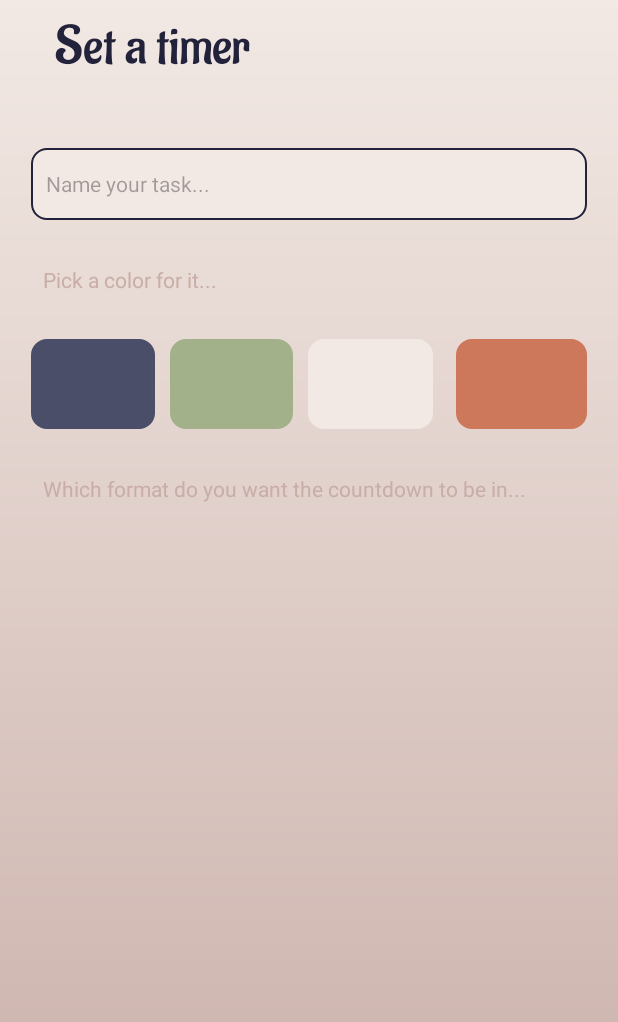
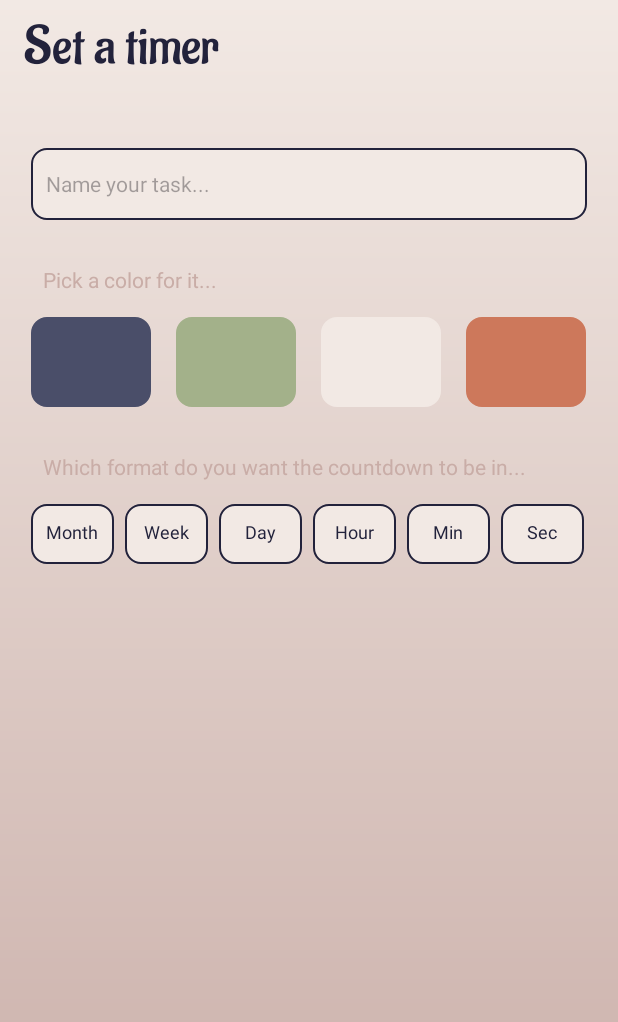
Before and after one commit to blarbee/deadline_countdown, an Android app: the TaskActivity screen opened directly, with no data from a screen before it, on a phone screen of 412 x 824 dp. Shown: the top 1022 px of the screen. Run offline under Robolectric (Android 15) with nearby library versions, the phone set to English and light mode, and no system bars; our stand-ins replace FlexboxLayout.

Commit message:
Add format options in TaskActivity.xml

```diff
--- a/app/build.gradle.kts
+++ b/app/build.gradle.kts
@@ -35,7 +35,7 @@ android {
 }
 
 dependencies {
-
+    implementation(libs.flexbox)
     implementation(libs.appcompat)
     implementation(libs.material)
     implementation(libs.activity)
--- a/app/src/main/res/layout/activity_task.xml
+++ b/app/src/main/res/layout/activity_task.xml
@@ -11,7 +11,7 @@
     <androidx.appcompat.widget.Toolbar
         android:id="@+id/header"
         style="@style/header"
-        android:layout_width="wrap_content"
+        android:layout_width="match_parent"
         android:layout_height="wrap_content"
         app:layout_constraintTop_toTopOf="parent"
         app:layout_constraintLeft_toRightOf="@id/left_guideline">
@@ -47,86 +47,65 @@
         app:layout_constraintTop_toBottomOf="@id/settings_color_option"
         app:layout_constraintLeft_toRightOf="@id/left_text_guideline" />
 
-        <androidx.constraintlayout.widget.ConstraintLayout
+
+
+    <com.google.android.flexbox.FlexboxLayout
         android:id="@+id/color_layout"
         android:layout_width="0dp"
-            android:layout_height="60dp"
-            android:layout_marginTop="30dp"
+        android:layout_height="60sp"
+        android:layout_marginTop="15dp"
+
+        app:flexWrap="wrap"
+        app:alignItems="stretch"
+        app:alignContent="space_around"
+        app:justifyContent="space_between"
 
         app:layout_constraintTop_toBottomOf="@id/pick_color"
-            app:layout_constraintLeft_toRightOf="@id/left_guideline"
-            app:layout_constraintRight_toLeftOf="@id/right_guideline">
+        app:layout_constraintLeft_toLeftOf="@id/left_guideline"
+        app:layout_constraintRight_toRightOf="@id/right_guideline">
         <ImageView
             android:id="@+id/task_color_1"
-                android:layout_width="0dp"
+            android:layout_width="80sp"
             android:layout_height="match_parent"
-                android:layout_marginRight="10dp"
             android:background="@drawable/task_background"
             android:backgroundTint="@color/og_grey"
             android:contentDescription="TODO"
-                app:layout_constraintLeft_toLeftOf="parent"
-                app:layout_constraintRight_toLeftOf="@id/left_guideline_2"
-                tools:ignore="MissingConstraints" />
+
+            />
         <ImageView
             android:id="@+id/task_color_2"
-                android:layout_width="0dp"
+            android:layout_width="80sp"
             android:layout_height="match_parent"
-                android:layout_marginRight="10dp"
             android:background="@drawable/task_background"
             android:backgroundTint="@color/og_green"
             android:contentDescription="TODO"
-                app:layout_constraintLeft_toRightOf="@id/left_guideline_2"
-                app:layout_constraintRight_toLeftOf="@id/central_guideline_"
+
             tools:ignore="MissingConstraints" />
         <ImageView
             android:id="@+id/task_color_3"
-                android:layout_width="00dp"
+            android:layout_width="80sp"
             android:layout_height="match_parent"
-                android:layout_marginRight="10dp"
             android:background="@drawable/task_background"
             android:backgroundTint="@color/og_white"
             android:contentDescription="TODO"
-                app:layout_constraintLeft_toRightOf="@id/central_guideline_"
-                app:layout_constraintRight_toLeftOf="@id/right_guideline_2"
+
+
             tools:ignore="MissingConstraints" />
         <ImageView
             android:id="@+id/task_color_4"
-                android:layout_width="00dp"
+            android:layout_width="80sp"
             android:layout_height="match_parent"
-                android:layout_marginStart="5dp"
             android:background="@drawable/task_background"
             android:backgroundTint="@color/og_orange"
             android:contentDescription="TODO"
             app:layout_constraintLeft_toRightOf="@id/task_color_3"
+            tools:ignore="MissingConstraints"
 
-                app:layout_constraintRight_toRightOf="parent"
-                app:layout_constraintLeft_toLeftOf="@id/right_guideline_2"
-                tools:ignore="MissingConstraints" />
+            />
 
-            <androidx.constraintlayout.widget.Guideline
-                android:id="@+id/left_guideline_2"
-                android:layout_width="wrap_content"
-                android:layout_height="wrap_content"
-                android:orientation="vertical"
-                app:layout_constraintGuide_percent="0.25"/>
-
-            <androidx.constraintlayout.widget.Guideline
-                android:id="@+id/central_guideline_"
-                android:layout_width="wrap_content"
-                android:layout_height="wrap_content"
-                android:orientation="vertical"
-                app:layout_constraintGuide_begin="185dp" />
-            <androidx.constraintlayout.widget.Guideline
-                android:id="@+id/right_guideline_2"
-                android:layout_width="wrap_content"
-                android:layout_height="wrap_content"
-                android:orientation="vertical"
-                app:layout_constraintGuide_percent="0.75"/>
+    </com.google.android.flexbox.FlexboxLayout>
 
 
-
-
-        </androidx.constraintlayout.widget.ConstraintLayout>
 
     <TextView
         android:id="@+id/which"
@@ -138,7 +117,82 @@
         app:layout_constraintTop_toBottomOf="@id/color_layout"
         app:layout_constraintLeft_toLeftOf="@id/left_text_guideline"/>
 
+    <com.google.android.flexbox.FlexboxLayout
+        android:id="@+id/pick_format"
+        android:layout_width="0dp"
+        android:layout_height="wrap_content"
+        android:layout_marginTop="15dp"
 
+        app:layout_constraintTop_toBottomOf="@+id/which"
+        app:layout_constraintLeft_toLeftOf="@id/left_guideline"
+        app:layout_constraintRight_toRightOf="@id/right_guideline"
+
+        app:flexWrap="wrap"
+        app:alignItems="stretch"
+        app:alignContent="space_around"
+        app:justifyContent="space_between"
+        >
+
+        <TextView
+            android:id="@+id/format_month"
+            style="@style/inputs"
+            android:textSize="12sp"
+            android:layout_width="55sp"
+            android:layout_height="40sp"
+            android:text="Month"
+            android:textAlignment="center"
+            />
+        <TextView
+            android:id="@+id/format_week"
+            style="@style/inputs"
+            android:textSize="12sp"
+            android:layout_width="55sp"
+            android:layout_height="40sp"
+            android:text="Week"
+            android:textAlignment="center"
+            />
+        <TextView
+            android:id="@+id/format_day"
+            style="@style/inputs"
+            android:textSize="12sp"
+            android:layout_width="55sp"
+            android:layout_height="40sp"
+            android:text="Day"
+            android:textAlignment="center"
+
+            />
+        <TextView
+            android:id="@+id/format_hour"
+            style="@style/inputs"
+            android:textSize="12sp"
+            android:layout_width="55sp"
+            android:layout_height="40sp"
+            android:text="Hour"
+            android:textAlignment="center"
+            />
+        <TextView
+        android:id="@+id/format_min"
+        style="@style/inputs"
+        android:textSize="12sp"
+        android:layout_width="55sp"
+        android:layout_height="40sp"
+        android:text="Min"
+            android:textAlignment="center"
+        />
+        <TextView
+            android:id="@+id/format_sec"
+            style="@style/inputs"
+            android:textSize="12sp"
+            android:layout_width="55sp"
+            android:layout_height="40sp"
+            android:text="Sec"
+            android:textAlignment="center"
+            />
+
+
+
+
+    </com.google.android.flexbox.FlexboxLayout>
 
 
 
--- a/gradle/libs.versions.toml
+++ b/gradle/libs.versions.toml
@@ -1,5 +1,6 @@
 [versions]
 agp = "8.7.3"
+flexbox = "3.0.0"
 junit = "4.13.2"
 junitVersion = "1.1.5"
 espressoCore = "3.5.1"
@@ -11,6 +12,7 @@ legacySupportV4 = "1.0.0"
 recyclerview = "1.4.0"
 
 [libraries]
+flexbox = { module = "com.google.android.flexbox:flexbox", version.ref = "flexbox" }
 junit = { group = "junit", name = "junit", version.ref = "junit" }
 ext-junit = { group = "androidx.test.ext", name = "junit", version.ref = "junitVersion" }
 espresso-core = { group = "androidx.test.espresso", name = "espresso-core", version.ref = "espressoCore" }
```
Lines whose indentation alone changed are shown as unchanged.
